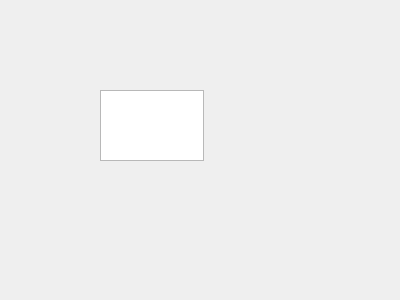
Qt form tfromdoc.ui (Xiaoxin-19/multi-document-text-editor) before a commit.
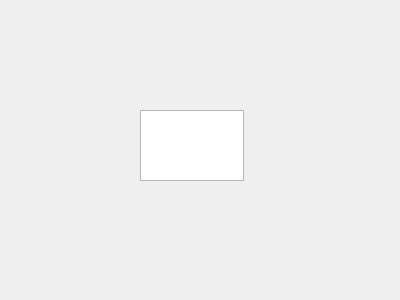
The same form after that commit. Icons and pictures are not drawn.

Patch:
```diff
--- a/tfromdoc.ui
+++ b/tfromdoc.ui
@@ -16,8 +16,8 @@
   <widget class="QTextEdit" name="textEdit">
    <property name="geometry">
     <rect>
-     <x>100</x>
-     <y>90</y>
+     <x>140</x>
+     <y>110</y>
      <width>104</width>
      <height>71</height>
     </rect>
```
